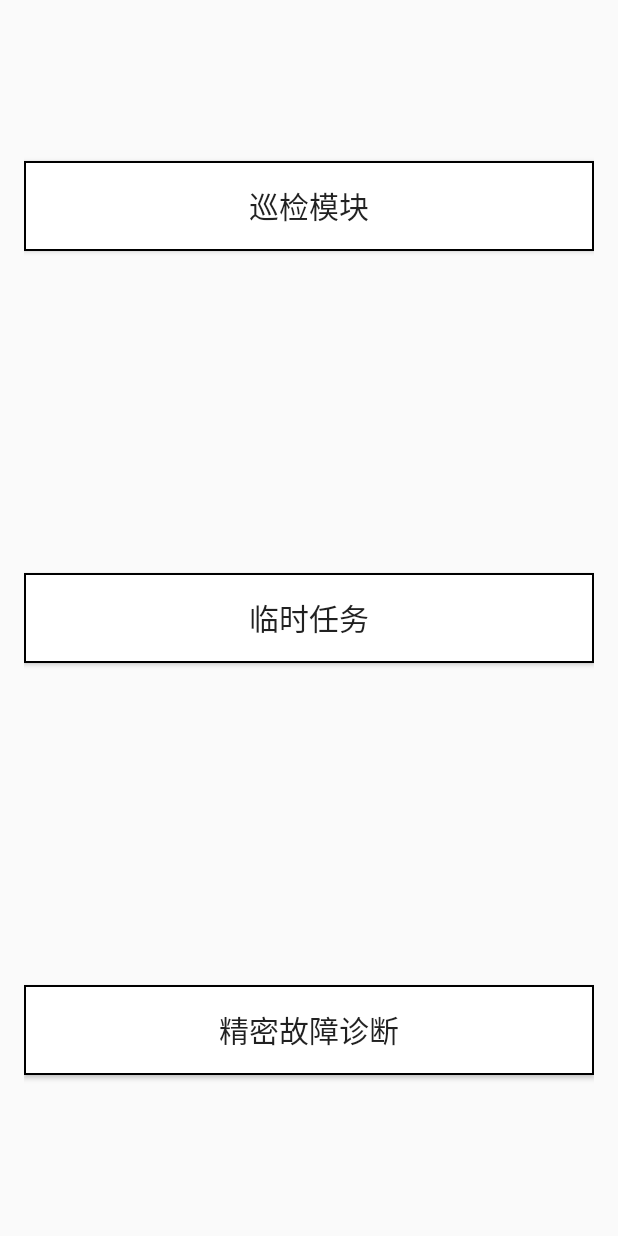
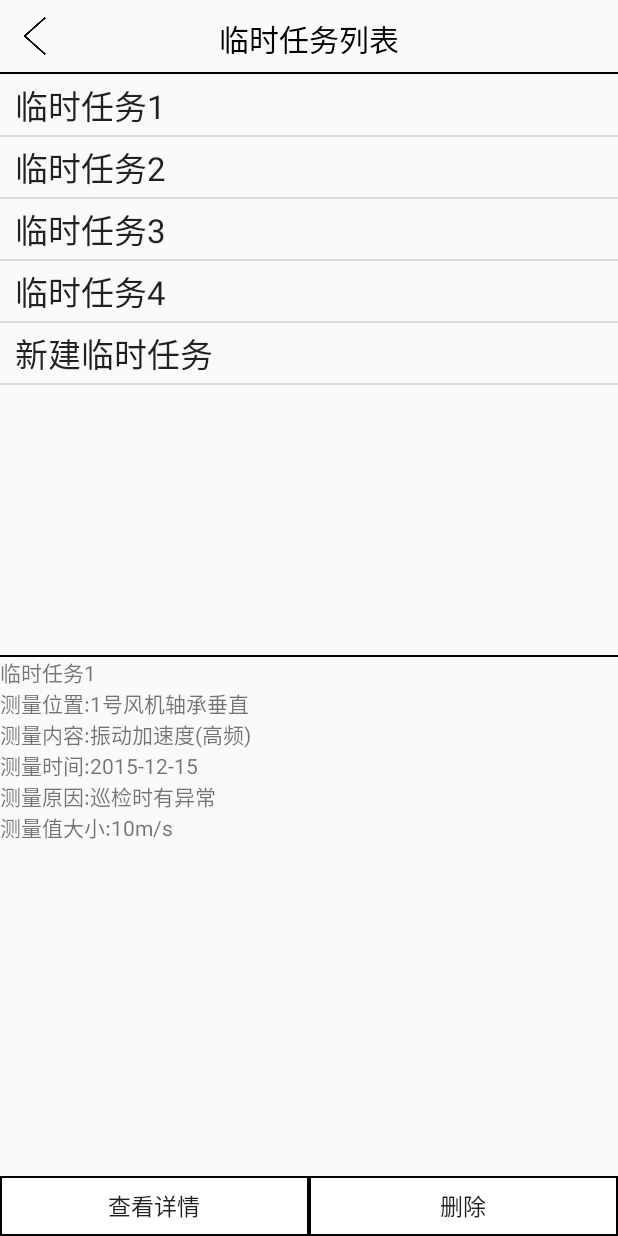
Before and after one commit to luyanisme/DHDIagnosis, an Android app: the screen it shows after launch (GuideActivity before the commit, TempTaskActivity after it), after a tap on "临时任务", on a phone screen of 412 x 824 dp. Run offline under Robolectric (Android 15) with nearby library versions, the phone set to English and light mode, and no system bars.

Commit message:
新增临时任务界面

```diff
--- a/DHDiagnosis/app/build.gradle
+++ b/DHDiagnosis/app/build.gradle
@@ -2,7 +2,7 @@ apply plugin: 'com.android.application'
 
 android {
     compileSdkVersion 23
-    buildToolsVersion "23.0.2"
+    buildToolsVersion '23.0.2'
 
     defaultConfig {
         applicationId "com.example.luyan.dhdiagnosis"
--- a/DHDiagnosis/app/src/main/java/com/example/luyan/dhdiagnosis/UI/Activity/DetectActivity.java
+++ b/DHDiagnosis/app/src/main/java/com/example/luyan/dhdiagnosis/UI/Activity/DetectActivity.java
@@ -48,7 +48,6 @@ public class DetectActivity extends BaseActivity implements NaviFragment.AmendNa
             "xxxx车间工艺路径巡检13",
             "xxxx车间工艺路径巡检14",
             "xxxx车间工艺路径巡检15",};
-    ;
 
     @Override
     protected void onCreate(Bundle savedInstanceState) {
--- a/DHDiagnosis/app/src/main/java/com/example/luyan/dhdiagnosis/UI/Activity/GuideActivity.java
+++ b/DHDiagnosis/app/src/main/java/com/example/luyan/dhdiagnosis/UI/Activity/GuideActivity.java
@@ -6,6 +6,7 @@ import android.support.v7.app.AppCompatActivity;
 import android.view.View;
 
 import com.example.luyan.dhdiagnosis.R;
+import com.example.luyan.dhdiagnosis.UI.Activity.TempTask.TempTaskActivity;
 import com.example.luyan.dhdiagnosis.utils.IntentUtils;
 
 public class GuideActivity extends AppCompatActivity implements View.OnClickListener {
@@ -18,6 +19,7 @@ public class GuideActivity extends AppCompatActivity implements View.OnClickList
         findViewById(R.id.detect_model).setOnClickListener(this);
         findViewById(R.id.temp_task).setOnClickListener(this);
         findViewById(R.id.fault_diagnosis).setOnClickListener(this);
+        findViewById(R.id.sensor_info).setOnClickListener(this);
 
     }
 
@@ -31,11 +33,16 @@ public class GuideActivity extends AppCompatActivity implements View.OnClickList
 
             /*跳转至临时任务*/
             case R.id.temp_task:
-
+                IntentUtils.startToActivity(GuideActivity.this,TempTaskActivity.class);
                 break;
 
             /*跳转至精密故障诊断*/
             case R.id.fault_diagnosis:
+                break;
+
+             /*传感器信息*/
+            case R.id.sensor_info:
+                IntentUtils.startToActivity(GuideActivity.this,SensorInfoActivity.class);
                 break;
         }
 
--- /dev/null
+++ b/DHDiagnosis/app/src/main/java/com/example/luyan/dhdiagnosis/UI/Activity/TempTask/TempTaskActivity.java
@@ -0,0 +1,90 @@
+package com.example.luyan.dhdiagnosis.UI.Activity.TempTask;
+
+import android.os.Bundle;
+import android.view.View;
+import android.widget.AdapterView;
+import android.widget.ListView;
+import android.widget.SimpleAdapter;
+import android.widget.TextView;
+
+import com.example.luyan.dhdiagnosis.R;
+import com.example.luyan.dhdiagnosis.UI.Activity.BaseActivity;
+import com.example.luyan.dhdiagnosis.UI.Activity.DetectActivity;
+import com.example.luyan.dhdiagnosis.UI.Activity.LocateDeviceActivity;
+import com.example.luyan.dhdiagnosis.utils.IntentUtils;
+
+import java.util.ArrayList;
+import java.util.HashMap;
+import java.util.List;
+import java.util.Map;
+
+public class TempTaskActivity extends BaseActivity implements View.OnClickListener {
+
+    private ListView listView;
+    private TextView abstractView;
+
+    /*测试数据*/
+    private String[] testStrings = {"临时任务1", "临时任务2", "临时任务3", "临时任务4","新建临时任务"};
+
+    @Override
+    protected void onCreate(Bundle savedInstanceState) {
+        super.onCreate(savedInstanceState);
+        setContentView(R.layout.activity_temp_task);
+
+        listView = (ListView) findViewById(R.id.list_view);
+        abstractView = (TextView) findViewById(R.id.content);
+
+        findViewById(R.id.check_detail_info).setOnClickListener(this);
+        findViewById(R.id.delete).setOnClickListener(this);
+
+        if (savedInstanceState == null){
+            super.initNavi(R.id.temp_task_container,"临时任务列表",null);
+        }
+
+        initList();
+        abstractView.setText("临时任务1\n测量位置:"+"1号风机轴承垂直\n"+"测量内容:"+"振动加速度(高频)\n"+"测量时间:"+"2015-12-15\n"+"测量原因:"+"巡检时有异常\n"+"测量值大小:"+"10m/s");
+    }
+
+    /*创建list*/
+    public void initList() {
+
+        SimpleAdapter adapter = new SimpleAdapter(this, getData(testStrings), R.layout.workspace_list_item, new String[]{"workspace"}, new int[]{R.id.work_space_name});
+        listView.setAdapter(adapter);
+
+        listView.setOnItemClickListener(new AdapterView.OnItemClickListener() {
+
+            @Override
+            public void onItemClick(AdapterView<?> parent, View view, int position, long id) {
+                IntentUtils.startToActivity(TempTaskActivity.this,NewTempTaskActivity.class);
+                /*动画效果*/
+                overridePendingTransition(R.anim.move_right_in_activity,R.anim.move_left_out_activity);
+            }
+        });
+    }
+
+    private List<? extends Map<String, ?>> getData(String[] strs) {
+        List<Map<String, Object>> list = new ArrayList<Map<String, Object>>();
+
+        for (int i = 0; i < strs.length; i++) {
+            Map<String, Object> map = new HashMap<String, Object>();
+            String str = strs[i];
+            map.put("workspace", str);
+            list.add(map);
+
+        }
+
+        return list;
+    }
+
+    @Override
+    public void onClick(View v) {
+        switch (v.getId()){
+            case R.id.check_detail_info:
+                break;
+
+            case R.id.delete:
+                break;
+
+        }
+    }
+}
--- /dev/null
+++ b/DHDiagnosis/app/src/main/res/layout/activity_temp_task.xml
@@ -0,0 +1,59 @@
+<?xml version="1.0" encoding="utf-8"?>
+<RelativeLayout xmlns:android="http://schemas.android.com/apk/res/android"
+    xmlns:tools="http://schemas.android.com/tools"
+    android:layout_width="match_parent"
+    android:layout_height="match_parent"
+    android:id="@+id/temp_task_container"
+    tools:context="com.example.luyan.dhdiagnosis.UI.Activity.TempTask.TempTaskActivity">
+
+    <LinearLayout
+        android:layout_width="match_parent"
+        android:layout_height="match_parent"
+        android:layout_marginTop="50dp"
+        android:orientation="vertical">
+
+        <ListView
+        android:id="@+id/list_view"
+        android:layout_width="match_parent"
+        android:layout_height="match_parent"
+        android:layout_weight="1"/>
+
+        <ImageView
+        android:layout_width="match_parent"
+        android:layout_height="1dp"
+        android:background="#000000"/>
+
+        <TextView
+            android:id="@+id/content"
+        android:layout_width="match_parent"
+        android:layout_height="match_parent"
+        android:layout_weight="1"/>
+
+    </LinearLayout>
+
+    <LinearLayout
+        android:layout_width="match_parent"
+        android:layout_height="40dp"
+        android:layout_alignParentBottom="true"
+        android:orientation="horizontal">
+
+        <Button
+            android:id="@+id/check_detail_info"
+            android:layout_width="match_parent"
+            android:layout_height="match_parent"
+            android:text="查看详情"
+            android:layout_weight="1"
+            android:background="@drawable/button_border_style"
+            android:textSize="15dp"/>
+
+        <Button
+            android:id="@+id/delete"
+            android:layout_width="match_parent"
+            android:layout_height="match_parent"
+            android:text="删除"
+            android:layout_weight="1"
+            android:background="@drawable/button_border_style"
+            android:textSize="15dp"/>
+
+    </LinearLayout>
+</RelativeLayout>
--- a/DHDiagnosis/app/src/main/res/layout/workspace_list_item.xml
+++ b/DHDiagnosis/app/src/main/res/layout/workspace_list_item.xml
@@ -9,5 +9,5 @@
         android:textAppearance="?android:attr/textAppearanceLarge"
         android:id="@+id/work_space_name"
         android:layout_marginLeft="10dp"
-        android:layout_gravity="center_vertical"/>
+        android:layout_gravity="center"/>
 </LinearLayout>
--- a/DHDiagnosis/app/src/main/res/values-v21/styles.xml
+++ b/DHDiagnosis/app/src/main/res/values-v21/styles.xml
@@ -4,6 +4,6 @@
         <item name="windowActionBar">false</item>
         <item name="windowNoTitle">true</item>
         <item name="android:windowDrawsSystemBarBackgrounds">true</item>
-        <item name="android:statusBarColor">@android:color/transparent</item>
+        <!--<item name="android:statusBarColor">@android:color/transparent</item>-->
     </style>
 </resources>
--- a/DHDiagnosis/app/src/main/res/values/strings.xml
+++ b/DHDiagnosis/app/src/main/res/values/strings.xml
@@ -14,4 +14,5 @@
     <string name="title_activity_video_player">VideoPlayerActivity</string>
     <string name="title_activity_audio">AudioActivity</string>
     <string name="title_activity_scan_qr">ScanQRActivity</string>
+    <string name="title_activity_sensor_info">SensorInfoActivity</string>
 </resources>
--- a/DHDiagnosis/app/src/main/res/values/styles.xml
+++ b/DHDiagnosis/app/src/main/res/values/styles.xml
@@ -5,7 +5,7 @@
         <!-- Customize your theme here. -->
         <item name="colorPrimary">@color/colorPrimary</item>
         <item name="colorPrimaryDark">@color/colorPrimaryDark</item>
-        <item name="colorAccent">@color/colorAccent</item>
+        <item name="colorAccent">@color/colorPrimaryDark</item>
     </style>
 
     <style name="AppTheme.NoActionBar">
```
Also changed, not shown: DHDiagnosis/app/src/main/AndroidManifest.xml (+10 -1 lines), DHDiagnosis/app/src/main/java/com/example/luyan/dhdiagnosis/UI/Activity/SensorInfoActivity.java (added, +24 -0 lines), DHDiagnosis/app/src/main/java/com/example/luyan/dhdiagnosis/UI/Activity/TempTask/NewTempTaskActivity.java (added, +20 -0 lines), DHDiagnosis/app/src/main/java/com/example/luyan/dhdiagnosis/View/UnderlineEditText.java (added, +44 -0 lines), DHDiagnosis/app/src/main/java/com/example/luyan/dhdiagnosis/utils/HexParseUtils.java (added, +135 -0 lines), DHDiagnosis/app/src/main/res/layout/activity_guide.xml (+18 -0 lines), DHDiagnosis/app/src/main/res/layout/activity_new_temp_task.xml (added, +38 -0 lines), DHDiagnosis/app/src/main/res/layout/activity_sensor_info.xml (added, +13 -0 lines), DHDiagnosis/app/src/main/res/layout/content_sensor_info.xml (added, +162 -0 lines).
